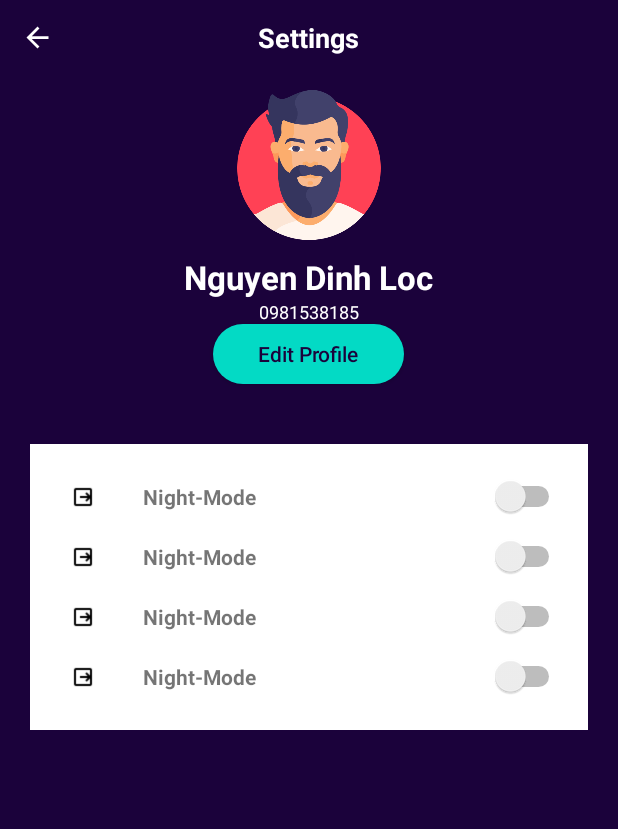
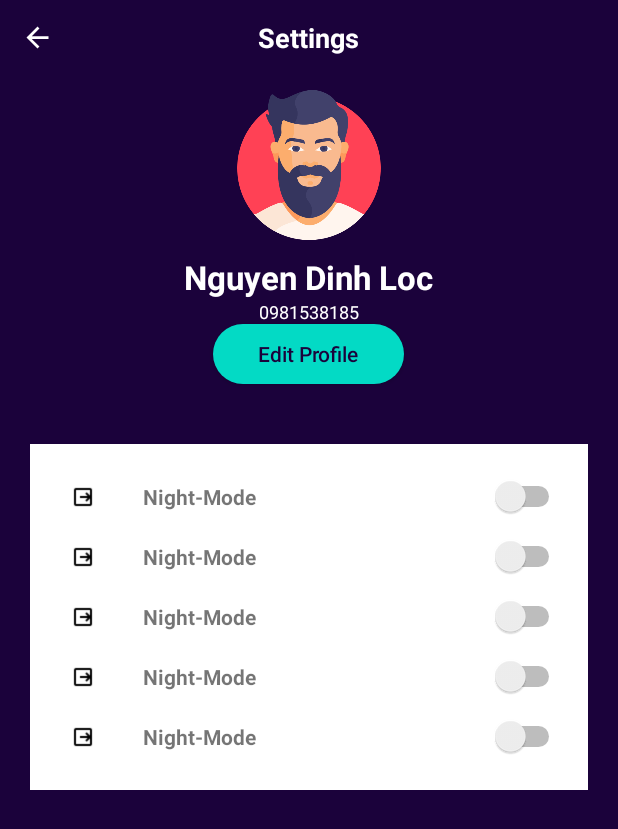
Before and after one commit to dinkloc/Adapter, an Android app: the screen it shows after launch (MainActivity), on a phone screen of 412 x 824 dp. Shown: the top 829 px of the screen. Run offline under Robolectric (Android 15) with nearby library versions, the phone set to English and light mode, and no system bars.

Commit message:
Update activity_main.xml

```diff
--- a/app/src/main/res/layout/activity_main.xml
+++ b/app/src/main/res/layout/activity_main.xml
@@ -196,6 +196,34 @@
                         android:switchMinWidth="50dp"/>
                 </RelativeLayout>
 
+                <RelativeLayout
+                    android:layout_width="match_parent"
+                    android:layout_height="wrap_content">
+
+                    <ImageView
+                        android:layout_width="40dp"
+                        android:layout_height="40dp"
+                        android:src="@drawable/icon_logout"
+                        android:id="@+id/nightModeIcon5"
+                        android:padding="12dp"/>
+
+                    <TextView
+                        android:layout_marginStart="20dp"
+                        android:layout_width="wrap_content"
+                        android:layout_height="wrap_content"
+                        android:layout_centerVertical="true"
+                        android:text="Night-Mode"
+                        android:textStyle="bold"
+                        android:layout_toEndOf="@+id/nightModeIcon5"/>
+
+                    <Switch
+                        android:layout_width="wrap_content"
+                        android:layout_height="wrap_content"
+                        android:layout_alignParentEnd="true"
+                        android:layout_centerVertical="true"
+                        android:switchMinWidth="50dp"/>
+                </RelativeLayout>
+
 
             </LinearLayout>
 
```
